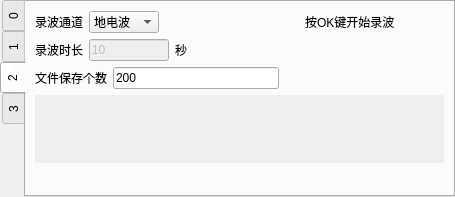
The window that Gui/MainMenu/Menu6/DebugSet/debugui.ui (rpdhunter/swbox) describes before a commit, drawn with Qt 5.
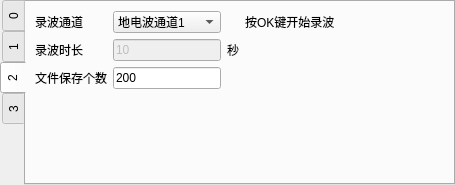
The same window after the commit. The open tabs and pages were chosen to show the change.

Commit message:
加入了录波管理，声音播放等功能
界面也做了较大调整

Diff of the .ui file:
```diff
--- a/Gui/MainMenu/Menu6/DebugSet/debugui.ui
+++ b/Gui/MainMenu/Menu6/DebugSet/debugui.ui
@@ -7,7 +7,7 @@
     <x>0</x>
     <y>0</y>
     <width>455</width>
-    <height>197</height>
+    <height>185</height>
    </rect>
   </property>
   <property name="windowTitle">
@@ -450,94 +450,67 @@
       </attribute>
       <layout class="QVBoxLayout" name="verticalLayout">
        <item>
-        <layout class="QHBoxLayout" name="horizontalLayout_4">
-         <item>
-          <layout class="QHBoxLayout" name="horizontalLayout_3">
+        <layout class="QGridLayout" name="gridLayout_5">
+         <item row="0" column="0">
+          <widget class="QLabel" name="label">
+           <property name="text">
+            <string>录波通道</string>
+           </property>
+          </widget>
+         </item>
+         <item row="0" column="1">
+          <widget class="QComboBox" name="comboBox">
            <item>
-            <widget class="QLabel" name="label">
-             <property name="text">
-              <string>录波通道</string>
-             </property>
-            </widget>
+            <property name="text">
+             <string>地电波通道1</string>
+            </property>
            </item>
            <item>
-            <widget class="QComboBox" name="comboBox">
-             <item>
-              <property name="text">
-               <string>地电波</string>
-              </property>
-             </item>
-             <item>
-              <property name="text">
-               <string>AA超声</string>
-              </property>
-             </item>
-            </widget>
+            <property name="text">
+             <string>地电波通道2</string>
+            </property>
            </item>
-          </layout>
+           <item>
+            <property name="text">
+             <string>AA超声</string>
+            </property>
+           </item>
+          </widget>
          </item>
-         <item>
-          <spacer name="horizontalSpacer_3">
-           <property name="orientation">
-            <enum>Qt::Horizontal</enum>
+         <item row="0" column="3">
+          <widget class="QLabel" name="lab_recWv">
+           <property name="sizePolicy">
+            <sizepolicy hsizetype="Expanding" vsizetype="Preferred">
+             <horstretch>0</horstretch>
+             <verstretch>0</verstretch>
+            </sizepolicy>
            </property>
-           <property name="sizeHint" stdset="0">
-            <size>
-             <width>40</width>
-             <height>20</height>
-            </size>
+           <property name="text">
+            <string>按OK键开始录波</string>
            </property>
-          </spacer>
+          </widget>
          </item>
-         <item>
-          <layout class="QHBoxLayout" name="horizontalLayout_2">
-           <item>
-            <widget class="QLabel" name="lab_recWv">
-             <property name="sizePolicy">
-              <sizepolicy hsizetype="Expanding" vsizetype="Preferred">
-               <horstretch>0</horstretch>
-               <verstretch>0</verstretch>
-              </sizepolicy>
-             </property>
-             <property name="text">
-              <string>按OK键开始录波</string>
-             </property>
-            </widget>
-           </item>
-           <item>
-            <spacer name="horizontalSpacer_4">
-             <property name="orientation">
-              <enum>Qt::Horizontal</enum>
-             </property>
-             <property name="sizeHint" stdset="0">
-              <size>
-               <width>40</width>
-               <height>20</height>
-              </size>
-             </property>
-            </spacer>
-           </item>
-          </layout>
-         </item>
-        </layout>
-       </item>
-       <item>
-        <layout class="QHBoxLayout" name="horizontalLayout">
-         <item>
+         <item row="1" column="0">
           <widget class="QLabel" name="label_2">
            <property name="text">
             <string>录波时长</string>
            </property>
           </widget>
          </item>
-         <item>
+         <item row="1" column="1">
           <widget class="QLineEdit" name="lineEdit_time">
            <property name="enabled">
             <bool>false</bool>
            </property>
+           <property name="sizePolicy">
+            <sizepolicy hsizetype="Preferred" vsizetype="Preferred">
+             <horstretch>0</horstretch>
+             <verstretch>0</verstretch>
+            </sizepolicy>
+           </property>
            <property name="maximumSize">
             <size>
-             <width>80</width>
+             <width>16777215</width>
              <height>16777215</height>
             </size>
            </property>
@@ -546,15 +519,15 @@
            </property>
           </widget>
          </item>
-         <item>
+         <item row="1" column="2">
           <widget class="QLabel" name="label_6">
            <property name="text">
             <string>秒</string>
            </property>
           </widget>
          </item>
-         <item>
-          <spacer name="horizontalSpacer_5">
+         <item row="1" column="3">
+          <spacer name="horizontalSpacer_3">
            <property name="orientation">
             <enum>Qt::Horizontal</enum>
            </property>
@@ -566,71 +539,37 @@
            </property>
           </spacer>
          </item>
-        </layout>
-       </item>
-       <item>
-        <layout class="QHBoxLayout" name="horizontalLayout_5">
-         <item>
+         <item row="2" column="0">
           <widget class="QLabel" name="label_7">
            <property name="text">
             <string>文件保存个数</string>
            </property>
           </widget>
          </item>
-         <item>
+         <item row="2" column="1">
           <widget class="QLineEdit" name="lineEdit_MaxRecNum">
+           <property name="sizePolicy">
+            <sizepolicy hsizetype="Preferred" vsizetype="Fixed">
+             <horstretch>0</horstretch>
+             <verstretch>0</verstretch>
+            </sizepolicy>
+           </property>
            <property name="text">
             <string>200</string>
            </property>
           </widget>
          </item>
-         <item>
-          <spacer name="horizontalSpacer_6">
-           <property name="orientation">
-            <enum>Qt::Horizontal</enum>
-           </property>
-           <property name="sizeHint" stdset="0">
-            <size>
-             <width>40</width>
-             <height>20</height>
-            </size>
-           </property>
-          </spacer>
-         </item>
         </layout>
        </item>
        <item>
-        <widget class="QScrollArea" name="scrollArea">
-         <property name="frameShape">
-          <enum>QFrame::NoFrame</enum>
-         </property>
-         <property name="frameShadow">
-          <enum>QFrame::Plain</enum>
-         </property>
-         <property name="widgetResizable">
-          <bool>true</bool>
-         </property>
-         <widget class="QWidget" name="scrollAreaWidgetContents">
-          <property name="geometry">
-           <rect>
-            <x>0</x>
-            <y>0</y>
-            <width>406</width>
-            <height>68</height>
-           </rect>
-          </property>
-         </widget>
-        </widget>
-       </item>
-       <item>
-        <spacer name="verticalSpacer_3">
+        <spacer name="verticalSpacer">
          <property name="orientation">
           <enum>Qt::Vertical</enum>
          </property>
          <property name="sizeHint" stdset="0">
           <size>
            <width>20</width>
-           <height>40</height>
+           <height>15</height>
           </size>
          </property>
         </spacer>
```
Left out of the diff: 241 changed lines with no effect on the pictures. The commit also changes 80 other files.
